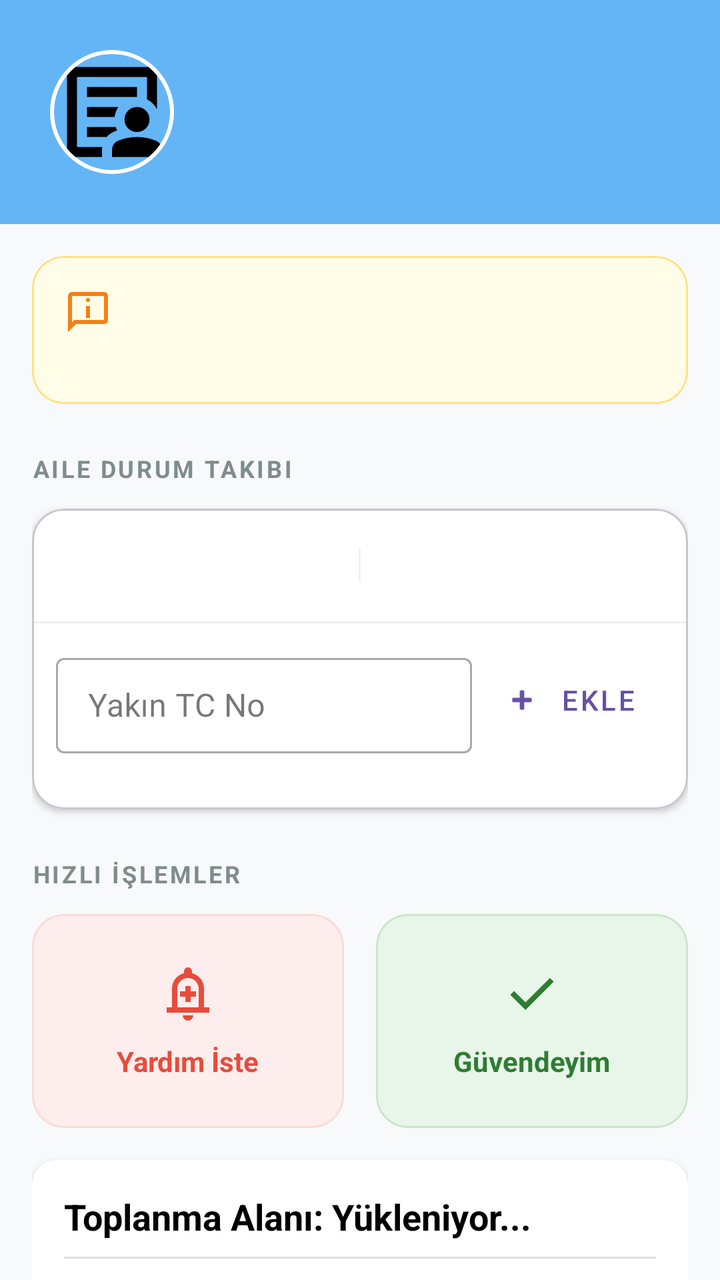
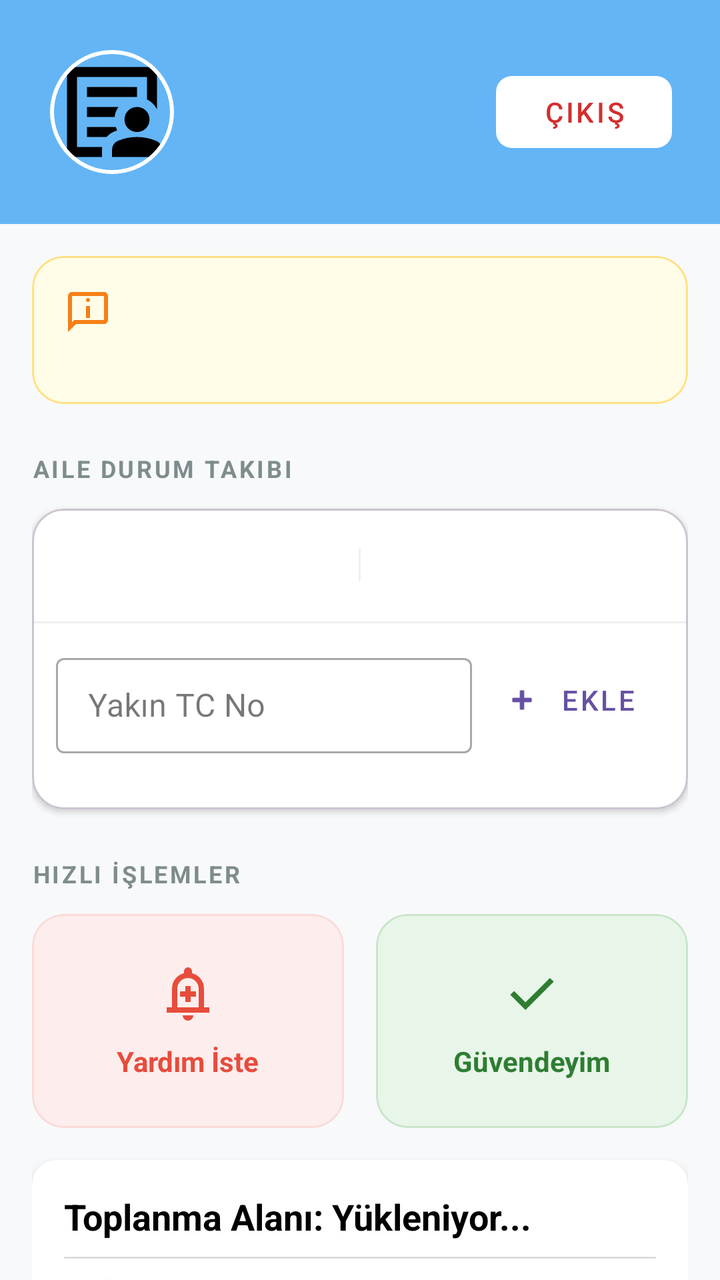

Two renders of the same Android screen: before a commit and after it. Below are the layout's source before the change and the commit's diff.
<!-- AndroidManifest.xml: application theme Theme.MyApplication -->
<!-- res/layout/citizen.xml -->
<?xml version="1.0" encoding="utf-8"?>
<androidx.coordinatorlayout.widget.CoordinatorLayout
    xmlns:android="http://schemas.android.com/apk/res/android"
    xmlns:app="http://schemas.android.com/apk/res-auto"
    android:layout_width="match_parent"
    android:layout_height="match_parent"
    android:background="#F8F9FA">

    <com.google.android.material.appbar.AppBarLayout
        android:layout_width="match_parent"
        android:layout_height="wrap_content"
        android:background="@android:color/transparent"
        app:elevation="0dp">

        <androidx.constraintlayout.widget.ConstraintLayout
            android:layout_width="match_parent"
            android:layout_height="wrap_content"
            android:padding="24dp"
            android:background="#64B5F6">

            <com.google.android.material.imageview.ShapeableImageView
                android:id="@+id/imgProfile"
                android:layout_width="64dp"
                android:layout_height="64dp"
                android:padding="2dp"
                android:src="@drawable/ic_user_placeholder"
                app:layout_constraintStart_toStartOf="parent"
                app:layout_constraintTop_toTopOf="parent"
                app:shapeAppearanceOverlay="@style/ShapeAppearance.Material3.Corner.Full"
                app:strokeColor="@color/white"
                app:strokeWidth="2dp" />

            <TextView
                android:id="@+id/txtName"
                android:layout_width="wrap_content"
                android:layout_height="wrap_content"
                android:layout_marginStart="16dp"

                android:textColor="@color/white"
                android:textSize="22sp"
                android:fontFamily="sans-serif-medium"
                app:layout_constraintStart_toEndOf="@id/imgProfile"
                app:layout_constraintTop_toTopOf="@id/imgProfile" />

            <TextView
                android:id="@+id/txtCitizenID"
                android:layout_width="wrap_content"
                android:layout_height="wrap_content"

                android:textColor="#E0E0E0"
                android:textSize="14sp"
                app:layout_constraintStart_toStartOf="@id/txtName"
                app:layout_constraintTop_toBottomOf="@id/txtName" />

        </androidx.constraintlayout.widget.ConstraintLayout>
    </com.google.android.material.appbar.AppBarLayout>

    <androidx.core.widget.NestedScrollView
        android:layout_width="match_parent"
        android:layout_height="match_parent"
        app:layout_behavior="@string/appbar_scrolling_view_behavior">

        <LinearLayout
            android:layout_width="match_parent"
            android:layout_height="wrap_content"
            android:orientation="vertical"
            android:padding="16dp">

            
            <com.google.android.material.card.MaterialCardView
                android:layout_width="match_parent"
                android:layout_height="wrap_content"
                app:cardCornerRadius="16dp"
                app:cardElevation="0dp"
                app:strokeWidth="1dp"
                app:strokeColor="#FFE082"
                app:cardBackgroundColor="#FFFDE7">

                <androidx.constraintlayout.widget.ConstraintLayout
                    android:layout_width="match_parent"
                    android:layout_height="wrap_content"
                    android:padding="16dp">

                    <ImageView
                        android:id="@+id/iconStatus"
                        android:layout_width="24dp"
                        android:layout_height="24dp"
                        android:src="@drawable/outline_chat_info_24"
                        app:layout_constraintStart_toStartOf="parent"
                        app:layout_constraintTop_toTopOf="parent"
                        app:tint="#F57F17" />

                    <TextView
                        android:id="@+id/txtStatus"
                        android:layout_width="0dp"
                        android:layout_height="wrap_content"
                        android:layout_marginStart="12dp"

                        android:textColor="#F57F17"
                        android:textSize="16sp"
                        android:textStyle="bold"
                        app:layout_constraintEnd_toEndOf="parent"
                        app:layout_constraintStart_toEndOf="@id/iconStatus"
                        app:layout_constraintTop_toTopOf="@id/iconStatus" />

                    <TextView
                        android:id="@+id/txtLastUpdate"
                        android:layout_width="wrap_content"
                        android:layout_height="wrap_content"
                        android:layout_marginTop="4dp"

                        android:textSize="12sp"
                        android:alpha="0.7"
                        app:layout_constraintStart_toStartOf="@id/txtStatus"
                        app:layout_constraintTop_toBottomOf="@id/txtStatus" />
                </androidx.constraintlayout.widget.ConstraintLayout>
            </com.google.android.material.card.MaterialCardView>

            
            <TextView
                android:layout_width="wrap_content"
                android:layout_height="wrap_content"
                android:layout_marginTop="24dp"
                android:layout_marginBottom="12dp"
                android:text="Aile Durum Takibi"
                android:textAllCaps="true"
                android:letterSpacing="0.1"
                android:textSize="12sp"
                android:textStyle="bold"
                android:textColor="#7F8C8D"/>

            
            <com.google.android.material.card.MaterialCardView
                android:layout_width="match_parent"
                android:layout_height="wrap_content"
                app:cardCornerRadius="16dp"
                app:cardElevation="2dp"
                app:cardBackgroundColor="@color/white">

                <LinearLayout
                    android:layout_width="match_parent"
                    android:layout_height="wrap_content"
                    android:orientation="vertical">

                    <LinearLayout
                        android:layout_width="match_parent"
                        android:layout_height="wrap_content"
                        android:padding="20dp"
                        android:weightSum="2">

                        <LinearLayout
                            android:layout_width="0dp"
                            android:layout_height="wrap_content"
                            android:layout_weight="1"
                            android:gravity="center"
                            android:orientation="vertical">

                            <TextView
                                android:layout_width="wrap_content"
                                android:layout_height="wrap_content"

                                android:textSize="12sp" />
                        </LinearLayout>

                        <View
                            android:layout_width="1dp"
                            android:layout_height="match_parent"
                            android:background="#F0F0F0" />


                    </LinearLayout>

                    <View
                        android:layout_width="match_parent"
                        android:layout_height="1dp"
                        android:background="#F0F0F0" />

                    
                    <LinearLayout
                        android:layout_width="match_parent"
                        android:layout_height="wrap_content"
                        android:orientation="horizontal"
                        android:padding="12dp"
                        android:gravity="center_vertical">

                        <com.google.android.material.textfield.TextInputLayout
                            android:layout_width="0dp"
                            android:layout_height="wrap_content"
                            android:layout_weight="1"
                            android:hint="Yakın TC No"
                            style="@style/Widget.MaterialComponents.TextInputLayout.OutlinedBox.Dense">

                            <com.google.android.material.textfield.TextInputEditText
                                android:id="@+id/etYakinTC"
                                android:layout_width="match_parent"
                                android:layout_height="wrap_content"
                                android:inputType="number"
                                android:maxLength="11" />
                        </com.google.android.material.textfield.TextInputLayout>

                        <com.google.android.material.button.MaterialButton
                            android:id="@+id/btnYakinEkle"
                            style="@style/Widget.MaterialComponents.Button.TextButton.Icon"
                            android:layout_width="wrap_content"
                            android:layout_height="wrap_content"
                            android:layout_marginStart="8dp"
                            android:text="Ekle"
                            app:icon="@android:drawable/ic_input_add" />
                    </LinearLayout>

                    <androidx.recyclerview.widget.RecyclerView
                        android:id="@+id/rvFamilyList"
                        android:layout_width="match_parent"
                        android:layout_height="wrap_content"
                        android:padding="8dp"
                        android:nestedScrollingEnabled="false" />
                </LinearLayout>
            </com.google.android.material.card.MaterialCardView>

            
            <TextView
                android:layout_width="wrap_content"
                android:layout_height="wrap_content"
                android:layout_marginTop="24dp"
                android:layout_marginBottom="12dp"
                android:text="Hızlı İşlemler"
                android:textAllCaps="true"
                android:letterSpacing="0.1"
                android:textSize="12sp"
                android:textStyle="bold"
                android:textColor="#7F8C8D"/>

            <LinearLayout
                android:layout_width="match_parent"
                android:layout_height="wrap_content"
                android:orientation="horizontal"
                android:baselineAligned="false">

                
                <com.google.android.material.card.MaterialCardView
                    android:id="@+id/cardHelpRequest"
                    android:layout_width="0dp"
                    android:layout_height="wrap_content"
                    android:layout_weight="1"
                    android:layout_marginEnd="8dp"
                    app:cardCornerRadius="16dp"
                    app:cardBackgroundColor="#FDEDEC"
                    app:strokeWidth="1dp"
                    app:strokeColor="#FADBD8"
                    android:clickable="true"
                    android:focusable="true">
                    <LinearLayout
                        android:layout_width="match_parent"
                        android:layout_height="wrap_content"
                        android:gravity="center"
                        android:orientation="vertical"
                        android:padding="24dp">
                        <ImageView
                            android:layout_width="32dp"
                            android:layout_height="32dp"
                            android:src="@drawable/ic_emergency"
                            app:tint="#E74C3C" />
                        <TextView
                            android:layout_width="wrap_content"
                            android:layout_height="wrap_content"
                            android:layout_marginTop="8dp"
                            android:text="Yardım İste"
                            android:textColor="#E74C3C"
                            android:textStyle="bold" />
                    </LinearLayout>
                </com.google.android.material.card.MaterialCardView>

                
                <com.google.android.material.card.MaterialCardView
                    android:id="@+id/cardSafetyToggle"
                    android:layout_width="0dp"
                    android:layout_height="wrap_content"
                    android:layout_weight="1"
                    android:layout_marginStart="8dp"
                    app:cardCornerRadius="16dp"
                    app:cardBackgroundColor="#E8F5E9"
                    app:strokeWidth="1dp"
                    app:strokeColor="#C8E6C9"
                    android:clickable="true"
                    android:focusable="true">
                    <LinearLayout
                        android:layout_width="match_parent"
                        android:layout_height="wrap_content"
                        android:gravity="center"
                        android:orientation="vertical"
                        android:padding="24dp">
                        <ImageView
                            android:layout_width="32dp"
                            android:layout_height="32dp"
                            android:src="@drawable/outline_check_24"
                            app:tint="#2E7D32" />
                        <TextView
                            android:layout_width="wrap_content"
                            android:layout_height="wrap_content"
                            android:layout_marginTop="8dp"
                            android:text="Güvendeyim"
                            android:textColor="#2E7D32"
                            android:textStyle="bold" />
                    </LinearLayout>
                </com.google.android.material.card.MaterialCardView>
            </LinearLayout>

            
            <include
                android:id="@+id/layoutAssemblyArea"
                layout="@layout/item_assembly_area"
                android:layout_width="match_parent"
                android:layout_height="wrap_content"
                android:layout_marginTop="16dp" />

            
            <org.osmdroid.views.MapView
                android:id="@+id/map"
                android:layout_width="match_parent"
                android:layout_height="300dp"
                android:layout_marginTop="16dp" />

        </LinearLayout>
    </androidx.core.widget.NestedScrollView>

</androidx.coordinatorlayout.widget.CoordinatorLayout>
<!-- res/layout/item_assembly_area.xml (included above) -->
<?xml version="1.0" encoding="utf-8"?>
<androidx.cardview.widget.CardView xmlns:android="http://schemas.android.com/apk/res/android"
    xmlns:app="http://schemas.android.com/apk/res-auto"
    android:layout_width="match_parent"
    android:layout_height="wrap_content"
    android:layout_margin="8dp"
    app:cardCornerRadius="12dp"
    app:cardElevation="4dp">

    <LinearLayout
        android:layout_width="match_parent"
        android:layout_height="wrap_content"
        android:orientation="vertical"
        android:padding="16dp">

        
        <TextView
            android:id="@+id/txtAreaName"
            android:layout_width="match_parent"
            android:layout_height="wrap_content"
            android:text="Toplanma Alanı: Yükleniyor..."
            android:textColor="@color/black"
            android:textSize="18sp"
            android:textStyle="bold" />

        <View
            android:layout_width="match_parent"
            android:layout_height="1dp"
            android:layout_marginVertical="8dp"
            android:background="#DDDDDD" />

        
        <TextView
            android:id="@+id/txtAreaLocation"
            android:layout_width="match_parent"
            android:layout_height="wrap_content"
            android:drawableStart="@android:drawable/ic_dialog_map"
            android:drawablePadding="8dp"
            android:text="Konum: --, --"
            android:textSize="14sp" />

        <Space
            android:layout_width="match_parent"
            android:layout_height="8dp" />

        
        <TextView
            android:layout_width="match_parent"
            android:layout_height="wrap_content"
            android:text="Alan Yetkilisi"
            android:textAllCaps="true"
            android:textColor="@color/purple_700"
            android:textSize="12sp"
            android:textStyle="bold" />

        <TextView
            android:id="@+id/txtOfficerName"
            android:layout_width="match_parent"
            android:layout_height="wrap_content"
            android:text="Ad Soyad: --"
            android:textSize="15sp" />

        <TextView
            android:id="@+id/txtOfficerPhone"
            android:layout_width="match_parent"
            android:layout_height="wrap_content"
            android:autoLink="phone"
            android:text="Telefon: --"
            android:textColorLink="@color/purple_500"
            android:textSize="15sp" />

    </LinearLayout>
</androidx.cardview.widget.CardView>
<!-- resources referenced by this layout -->
<resources>
  <color name="black">#FF000000</color>
  <color name="purple_700">#6200EE</color>
  <color name="white">#FFFFFFFF</color>
  <!-- drawable ic_emergency (drawable) -->
  <vector xmlns:android="http://schemas.android.com/apk/res/android" android:height="24dp" android:tint="#000000" android:viewportHeight="960" android:viewportWidth="960" android:width="24dp">
        
      <path android:fillColor="@android:color/white" android:pathData="M440,600L520,600L520,520L600,520L600,440L520,440L520,360L440,360L440,440L360,440L360,520L440,520L440,600ZM160,760L160,680L240,680L240,400Q240,317 290,252.5Q340,188 420,168L420,140Q420,115 437.5,97.5Q455,80 480,80Q505,80 522.5,97.5Q540,115 540,140L540,168Q620,188 670,252.5Q720,317 720,400L720,680L800,680L800,760L160,760ZM480,460L480,460L480,460L480,460Q480,460 480,460Q480,460 480,460Q480,460 480,460Q480,460 480,460ZM480,880Q447,880 423.5,856.5Q400,833 400,800L560,800Q560,833 536.5,856.5Q513,880 480,880ZM320,680L640,680L640,400Q640,334 593,287Q546,240 480,240Q414,240 367,287Q320,334 320,400L320,680Z"/>
      
  </vector>
  <!-- drawable outline_chat_info_24 (drawable) -->
  <vector xmlns:android="http://schemas.android.com/apk/res/android" android:autoMirrored="true" android:height="24dp" android:tint="#000000" android:viewportHeight="960" android:viewportWidth="960" android:width="24dp">
        
      <path android:fillColor="@android:color/white" android:pathData="M480,280Q497,280 508.5,268.5Q520,257 520,240Q520,223 508.5,211.5Q497,200 480,200Q463,200 451.5,211.5Q440,223 440,240Q440,257 451.5,268.5Q463,280 480,280ZM440,600L520,600L520,360L440,360L440,600ZM80,880L80,160Q80,127 103.5,103.5Q127,80 160,80L800,80Q833,80 856.5,103.5Q880,127 880,160L880,640Q880,673 856.5,696.5Q833,720 800,720L240,720L80,880ZM206,640L800,640Q800,640 800,640Q800,640 800,640L800,160Q800,160 800,160Q800,160 800,160L160,160Q160,160 160,160Q160,160 160,160L160,685L206,640ZM160,640L160,640L160,160Q160,160 160,160Q160,160 160,160L160,160Q160,160 160,160Q160,160 160,160L160,640Q160,640 160,640Q160,640 160,640Z"/>
      
  </vector>
  <!-- drawable outline_check_24 (drawable) -->
  <vector xmlns:android="http://schemas.android.com/apk/res/android" android:height="24dp" android:tint="#000000" android:viewportHeight="960" android:viewportWidth="960" android:width="24dp">
        
      <path android:fillColor="@android:color/white" android:pathData="M382,720L154,492L211,435L382,606L749,239L806,296L382,720Z"/>
      
  </vector>
  <style name="Theme.MyApplication" parent="Base.Theme.MyApplication" />
  <style name="Base.Theme.MyApplication" parent="Theme.Material3.DayNight.NoActionBar">
          
          
      </style>
  <!-- unchanged entries left out for length: 1 -->
</resources>

<!-- the commit's change to res/layout/citizen.xml (unified diff, before → after) -->
@@ -32,13 +32,14 @@
 
             <TextView
                 android:id="@+id/txtName"
-                android:layout_width="wrap_content"
+                android:layout_width="0dp"
                 android:layout_height="wrap_content"
                 android:layout_marginStart="16dp"
-
+                android:layout_marginEnd="16dp"
                 android:textColor="@color/white"
                 android:textSize="22sp"
                 android:fontFamily="sans-serif-medium"
+                app:layout_constraintEnd_toStartOf="@id/btn_logout"
                 app:layout_constraintStart_toEndOf="@id/imgProfile"
                 app:layout_constraintTop_toTopOf="@id/imgProfile" />
 
@@ -46,12 +47,24 @@
                 android:id="@+id/txtCitizenID"
                 android:layout_width="wrap_content"
                 android:layout_height="wrap_content"
-
                 android:textColor="#E0E0E0"
                 android:textSize="14sp"
                 app:layout_constraintStart_toStartOf="@id/txtName"
                 app:layout_constraintTop_toBottomOf="@id/txtName" />
 
+            <com.google.android.material.button.MaterialButton
+                android:id="@+id/btn_logout"
+                style="@style/Widget.MaterialComponents.Button.TextButton"
+                android:layout_width="wrap_content"
+                android:layout_height="wrap_content"
+                android:text="Çıkış"
+                android:textColor="#D32F2F"
+                app:backgroundTint="#FFFFFF"
+                app:cornerRadius="8dp"
+                app:layout_constraintBottom_toBottomOf="parent"
+                app:layout_constraintEnd_toEndOf="parent"
+                app:layout_constraintTop_toTopOf="parent" />
+
         </androidx.constraintlayout.widget.ConstraintLayout>
     </com.google.android.material.appbar.AppBarLayout>
 
@@ -66,7 +79,6 @@
             android:orientation="vertical"
             android:padding="16dp">
 
-            
             <com.google.android.material.card.MaterialCardView
                 android:layout_width="match_parent"
                 android:layout_height="wrap_content"
@@ -95,7 +107,6 @@
                         android:layout_width="0dp"
                         android:layout_height="wrap_content"
                         android:layout_marginStart="12dp"
-
                         android:textColor="#F57F17"
                         android:textSize="16sp"
                         android:textStyle="bold"
@@ -108,7 +119,6 @@
                         android:layout_width="wrap_content"
                         android:layout_height="wrap_content"
                         android:layout_marginTop="4dp"
-
                         android:textSize="12sp"
                         android:alpha="0.7"
                         app:layout_constraintStart_toStartOf="@id/txtStatus"
@@ -116,7 +126,6 @@
                 </androidx.constraintlayout.widget.ConstraintLayout>
             </com.google.android.material.card.MaterialCardView>
 
-            
             <TextView
                 android:layout_width="wrap_content"
                 android:layout_height="wrap_content"
@@ -129,7 +138,6 @@
                 android:textStyle="bold"
                 android:textColor="#7F8C8D"/>
 
-            
             <com.google.android.material.card.MaterialCardView
                 android:layout_width="match_parent"
                 android:layout_height="wrap_content"
@@ -158,7 +166,6 @@
                             <TextView
                                 android:layout_width="wrap_content"
                                 android:layout_height="wrap_content"
-
                                 android:textSize="12sp" />
                         </LinearLayout>
 
@@ -166,8 +173,6 @@
                             android:layout_width="1dp"
                             android:layout_height="match_parent"
                             android:background="#F0F0F0" />
-
-
                     </LinearLayout>
 
                     <View
@@ -175,7 +180,6 @@
                         android:layout_height="1dp"
                         android:background="#F0F0F0" />
 
-                    
                     <LinearLayout
                         android:layout_width="match_parent"
                         android:layout_height="wrap_content"
@@ -217,7 +221,6 @@
                 </LinearLayout>
             </com.google.android.material.card.MaterialCardView>
 
-            
             <TextView
                 android:layout_width="wrap_content"
                 android:layout_height="wrap_content"
@@ -236,7 +239,6 @@
                 android:orientation="horizontal"
                 android:baselineAligned="false">
 
-                
                 <com.google.android.material.card.MaterialCardView
                     android:id="@+id/cardHelpRequest"
                     android:layout_width="0dp"
@@ -270,7 +272,6 @@
                     </LinearLayout>
                 </com.google.android.material.card.MaterialCardView>
 
-                
                 <com.google.android.material.card.MaterialCardView
                     android:id="@+id/cardSafetyToggle"
                     android:layout_width="0dp"
@@ -305,7 +306,6 @@
                 </com.google.android.material.card.MaterialCardView>
             </LinearLayout>
 
-            
             <include
                 android:id="@+id/layoutAssemblyArea"
                 layout="@layout/item_assembly_area"
@@ -313,7 +313,6 @@
                 android:layout_height="wrap_content"
                 android:layout_marginTop="16dp" />
 
-            
             <org.osmdroid.views.MapView
                 android:id="@+id/map"
                 android:layout_width="match_parent"
